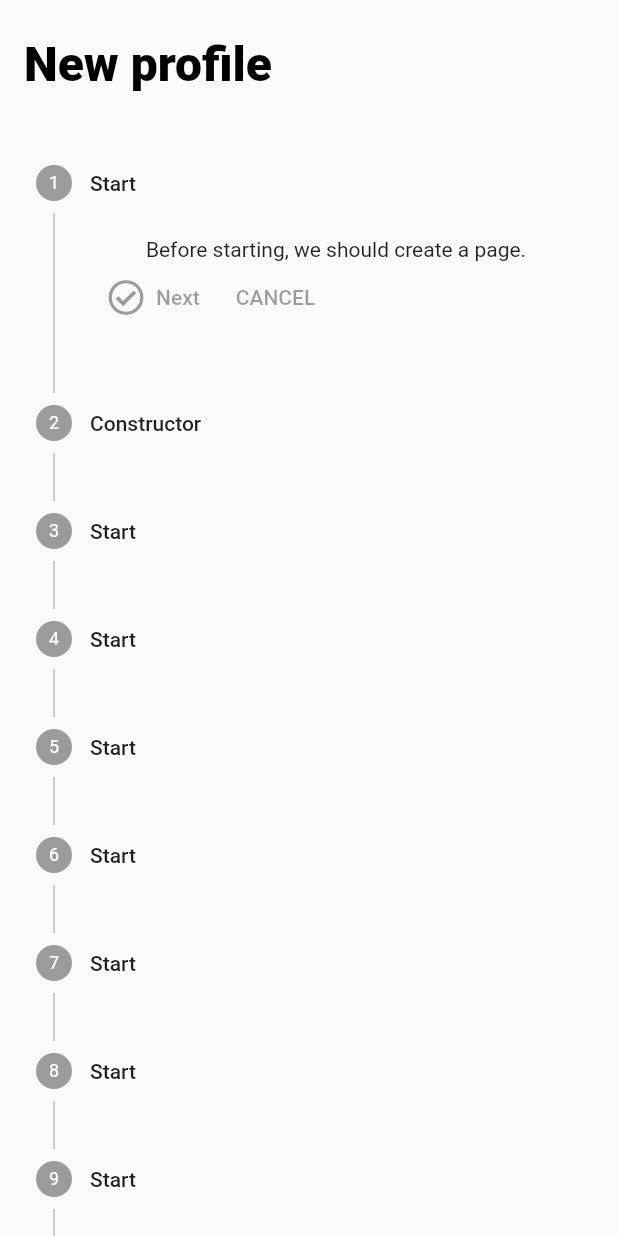
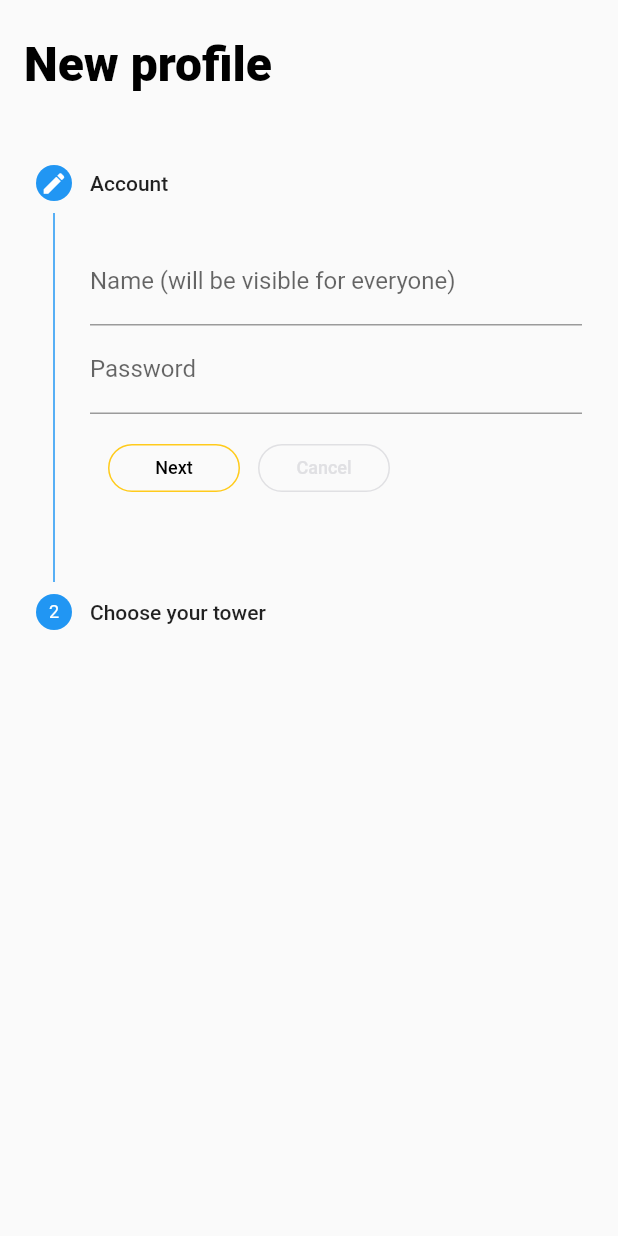
Before and after one commit to nxn777/uul, a Flutter app: the AddNewProfileScreen screen opened directly, on a phone screen of 412 x 824 dp. Run offline on Flutter 3.47's test engine with Material 2 defaults, Android fonts, the phone set to English and light mode, and no system bars; our stand-ins replace font_awesome_flutter.

Commit message:
UUL-1: NewProfileViewModel was implemented

```diff
--- a/lib/navigation/profiles_tab_routes.dart
+++ b/lib/navigation/profiles_tab_routes.dart
@@ -1,5 +1,5 @@
 import 'package:UUL_Gym/navigation/tab_routes.dart';
-import 'package:UUL_Gym/screens/add_new_profile_screen.dart';
+import 'file:///C:/local/flutter/UUL_Gym/lib/screens/newprofile/add_new_profile_screen.dart';
 import 'package:UUL_Gym/screens/user_profiles_screen.dart';
 import 'package:flutter/material.dart';
 import 'package:flutter/widgets.dart';
--- a/lib/screens/add_new_profile_screen.dart
+++ /dev/null
@@ -1,84 +0,0 @@
-import 'package:UUL_Gym/constants/dimens.dart';
-import 'package:UUL_Gym/constants/text_style_constants.dart';
-import 'package:UUL_Gym/widgets/stepper/step_controls.dart';
-import 'package:flutter/material.dart';
-
-class AddNewProfileScreen extends StatelessWidget {
-  @override
-  Widget build(BuildContext context) {
-    return Scaffold(
-      body: SafeArea(
-        child: Column(
-          crossAxisAlignment: CrossAxisAlignment.start,
-          children: [
-            Padding(
-              padding: const EdgeInsets.fromLTRB(kSpacingMedium, kSpacingLarge, kSpacingMedium, kSpacingLarge),
-              child: Text(
-                "New profile",
-                style: kPageTitleTextStyle,
-              ),
-            ),
-            Expanded(
-              child: ListView(children: [
-                Stepper(
-                  physics: ScrollPhysics(),
-                  controlsBuilder: stepControlsBuilder,
-                  steps: [
-                    Step(
-                      title: Text("Start"),
-                      content: Text("Before starting, we should create a page."),
-                    ),
-                    Step(
-                      title: Text("Constructor"),
-                      content: Text("Let's look at its construtor."),
-                    ),
-                    Step(
-                      title: Text("Start"),
-                      content: Text("Before starting, we should create a page."),
-                    ),
-                    Step(
-                      title: Text("Start"),
-                      content: Text("Before starting, we should create a page."),
-                    ),
-                    Step(
-                      title: Text("Start"),
-                      content: Text("Before starting, we should create a page."),
-                    ),
-                    Step(
-                      title: Text("Start"),
-                      content: Text("Before starting, we should create a page."),
-                    ),
-                    Step(
-                      title: Text("Start"),
-                      content: Text("Before starting, we should create a page."),
-                    ),
-                    Step(
-                      title: Text("Start"),
-                      content: Text("Before starting, we should create a page."),
-                    ),
-                    Step(
-                      title: Text("Start"),
-                      content: Text("Before starting, we should create a page."),
-                    ),
-                    Step(
-                      title: Text("Start"),
-                      content: Text("Before starting, we should create a page."),
-                    ),
-                    Step(
-                      title: Text("Start"),
-                      content: Text("Before starting, we should create a page."),
-                    ),
-                    Step(
-                      title: Text("end"),
-                      content: Text("Before starting, we should create a page."),
-                    ),
-                  ],
-                ),
-              ]),
-            )
-          ],
-        ),
-      ),
-    );
-  }
-}
--- /dev/null
+++ b/lib/screens/newprofile/add_new_profile_screen.dart
@@ -0,0 +1,48 @@
+import 'package:UUL_Gym/constants/dimens.dart';
+import 'package:UUL_Gym/constants/text_style_constants.dart';
+import 'package:UUL_Gym/screens/newprofile/new_profile_viewmodel.dart';
+import 'package:UUL_Gym/widgets/stepper/step_controls.dart';
+import 'package:flutter/material.dart';
+import 'package:provider/provider.dart';
+
+import 'stepper/steps_factory.dart';
+
+class AddNewProfileScreen extends StatelessWidget {
+  final NewProfileStepsFactory _stepsFactory = NewProfileStepsFactory();
+  @override
+  Widget build(BuildContext context) {
+    return ChangeNotifierProvider<NewProfileViewModel>(
+      create: (context) => NewProfileViewModel(),
+      child: Consumer<NewProfileViewModel>(builder: (context, profileState, child) {
+        return Scaffold(
+          body: SafeArea(
+            child: Column(
+              crossAxisAlignment: CrossAxisAlignment.start,
+              children: [
+                Padding(
+                  padding: const EdgeInsets.fromLTRB(kSpacingMedium, kSpacingLarge, kSpacingMedium, kSpacingLarge),
+                  child: Text(
+                    "New profile",
+                    style: kPageTitleTextStyle,
+                  ),
+                ),
+                Expanded(
+                  child: ListView(children: [
+                    Stepper(
+                        physics: ScrollPhysics(),
+                        onStepContinue: profileState.nextStep,
+                        onStepCancel: profileState.cancelStep,
+                        onStepTapped: profileState.gotoStep,
+                        controlsBuilder: stepControlsBuilder,
+                        steps: _stepsFactory.getNewProfileSteps(context, profileState)
+                    ),
+                  ]),
+                )
+              ],
+            ),
+          ),
+        );
+      }),
+    );
+  }
+}
--- /dev/null
+++ b/lib/screens/newprofile/new_profile_viewmodel.dart
@@ -0,0 +1,82 @@
+import 'package:UUL_Gym/screens/newprofile/stepper/step_operations.dart';
+import 'package:flutter/foundation.dart';
+import 'package:flutter/material.dart';
+
+const _FIRST_STEP = 0;
+class NewProfileViewModel extends ChangeNotifier {
+  int _totalSteps = 0;
+  int _currentStep = _FIRST_STEP;
+  set totalSteps(int value) {
+    _totalSteps = value;
+  }
+
+  final Map<int, NewProfileStepValidator> _validators = {};
+  final Map<int, NewProfileStepEraser> _erasers = {};
+  final Set<int> _visited = {_FIRST_STEP};
+
+
+  StepState getStepState(int index) {
+    if (index == _currentStep) {
+      return StepState.editing;
+    }
+    if (!_validators[index].call(this)) {
+      return StepState.error;
+    } else if (_visited.contains(index)) {
+      return StepState.complete;
+    }
+    return StepState.indexed;
+  }
+
+  bool isStepActive(int index) {
+    return true;
+  }
+
+  void gotoStep(int index) {
+    if (_currentStep + 1 <= _totalSteps && _currentStep > 0) {
+      _currentStep = index;
+      _visited.add(_currentStep);
+    }
+    notifyListeners();
+  }
+
+  void nextStep() {
+    if (_isComplete()) {
+      _onComplete();
+      return;
+    }
+    if (_validators[_currentStep].call(this) == true) {
+      gotoStep(_currentStep + 1);
+    }
+  }
+
+  void cancelStep() {
+    _erasers[_currentStep].call(this);
+    _visited.remove(_currentStep);
+    gotoStep(_currentStep - 1);
+  }
+
+  void registerValidator(int step, NewProfileStepValidator validator) {
+    _validators[step] = validator;
+  }
+
+  void registerEraser(int step, NewProfileStepEraser eraser) {
+    _erasers[step] = eraser;
+  }
+
+  bool _isComplete() {
+    return (_currentStep == _totalSteps - 1) && _allValid();
+  }
+
+  void _onComplete() {
+    print("complete!");
+  }
+
+  bool _allValid() {
+    _validators.forEach((_, validator) {
+      if (!validator.call(this)) {
+        return false;
+      }
+    });
+    return true;
+  }
+}
--- /dev/null
+++ b/lib/screens/newprofile/stepper/step_choose_tower.dart
@@ -0,0 +1,17 @@
+
+import 'package:UUL_Gym/screens/newprofile/new_profile_viewmodel.dart';
+import 'package:flutter/material.dart';
+
+Step createChooseTowerStep(BuildContext context, int index, NewProfileViewModel viewModel) {
+  viewModel.registerValidator(index, _chooseTowerStepValidator);
+  return Step(
+    isActive: viewModel.isStepActive(index),
+    state: viewModel.getStepState(index),
+    title: Text("Choose your tower"),
+    content: Text("Here will be options")
+  );
+}
+
+bool _chooseTowerStepValidator(NewProfileViewModel viewModel) {
+  return true;
+}
--- /dev/null
+++ b/lib/screens/newprofile/stepper/step_new_account.dart
@@ -0,0 +1,29 @@
+
+import 'package:UUL_Gym/screens/newprofile/new_profile_viewmodel.dart';
+import 'package:flutter/material.dart';
+
+Step createNewAccountStep(BuildContext context, int index, NewProfileViewModel viewModel) {
+  viewModel.registerValidator(index, _newAccountStepValidator);
+  return Step(
+    isActive: viewModel.isStepActive(index),
+    state: viewModel.getStepState(index),
+    title: Text("Account"),
+    content: Column(
+      children: [
+        TextFormField(
+          decoration: InputDecoration(labelText: 'Name (will be visible for everyone)'),
+          textCapitalization: TextCapitalization.words,
+        ),
+        TextFormField(
+          decoration: InputDecoration(labelText: 'Password'),
+          obscureText: true,
+          validator: (value) => value.length < 5 ? "Should be at least 5 characters" : null,
+        ),
+      ],
+    ),
+  );
+}
+
+bool _newAccountStepValidator(NewProfileViewModel viewModel) {
+  return false;
+}
--- /dev/null
+++ b/lib/screens/newprofile/stepper/step_operations.dart
@@ -0,0 +1,4 @@
+import 'package:UUL_Gym/screens/newprofile/new_profile_viewmodel.dart';
+
+typedef NewProfileStepValidator = bool Function(NewProfileViewModel);
+typedef NewProfileStepEraser = bool Function(NewProfileViewModel);
--- /dev/null
+++ b/lib/screens/newprofile/stepper/steps_factory.dart
@@ -0,0 +1,15 @@
+import 'package:UUL_Gym/screens/newprofile/new_profile_viewmodel.dart';
+import 'package:flutter/material.dart';
+import 'step_choose_tower.dart';
+import 'step_new_account.dart';
+
+class NewProfileStepsFactory {
+  List<Step> getNewProfileSteps(BuildContext context, NewProfileViewModel viewModel) {
+    var list =  [
+      createNewAccountStep(context, 0, viewModel),
+      createChooseTowerStep(context, 1, viewModel)
+    ];
+    viewModel.totalSteps = list.length;
+    return list;
+  }
+}
--- a/lib/widgets/stepper/step_controls.dart
+++ b/lib/widgets/stepper/step_controls.dart
@@ -1,3 +1,6 @@
+import 'package:UUL_Gym/constants/color_constants.dart';
+import 'package:UUL_Gym/constants/dimens.dart';
+import 'package:UUL_Gym/constants/text_style_constants.dart';
 import 'package:flutter/material.dart';
 import 'package:font_awesome_flutter/font_awesome_flutter.dart';
 
@@ -11,15 +14,27 @@ class StepControls extends StatelessWidget {
   Widget build(BuildContext context) {
     return Row(
       children: <Widget>[
-        FlatButton.icon(
-          label: Text("Next"),
-          icon: FaIcon(FontAwesomeIcons.checkCircle),
-          onPressed: onStepContinue,
-          //child: const Text('NEXT'),
+        Padding(
+          padding: const EdgeInsets.all(12.0),
+          child: FlatButton(
+            onPressed: this.onStepCancel,
+            height: kSpacingXLarge,
+            color: kAccentColor,
+            shape: RoundedRectangleBorder(borderRadius: BorderRadius.circular(kMediumBorderRadius), side: BorderSide(color: kAccentColor)),
+            child: Text(
+              "Next",
+              style:  kRegularActiveTextStyle.copyWith(color: Colors.black),
+            ),
+          ),
         ),
-        TextButton(
-          onPressed: onStepCancel,
-          child: const Text('CANCEL'),
+        FlatButton(
+          onPressed: this.onStepCancel,
+          height: kSpacingXLarge,
+          shape: RoundedRectangleBorder(borderRadius: BorderRadius.circular(kMediumBorderRadius), side: BorderSide(color: kInactiveColor)),
+          child: Text(
+            "Cancel",
+            style: kRegularActiveTextStyle.copyWith(color: kInactiveColor),
+          ),
         ),
       ],
     );
```
